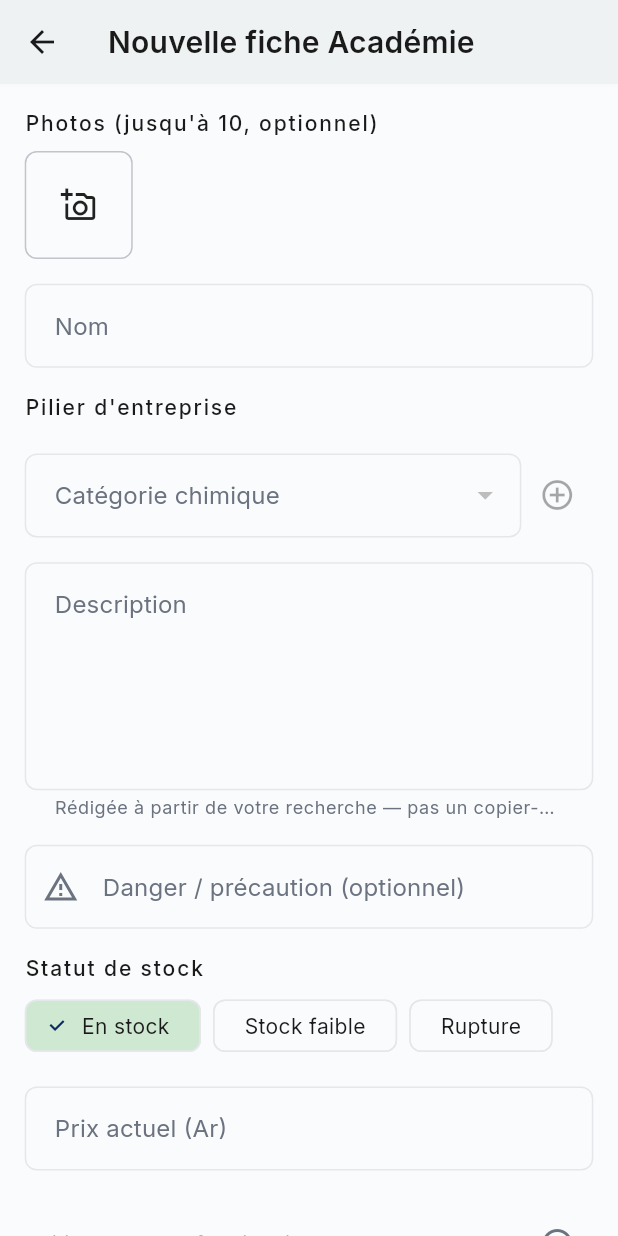
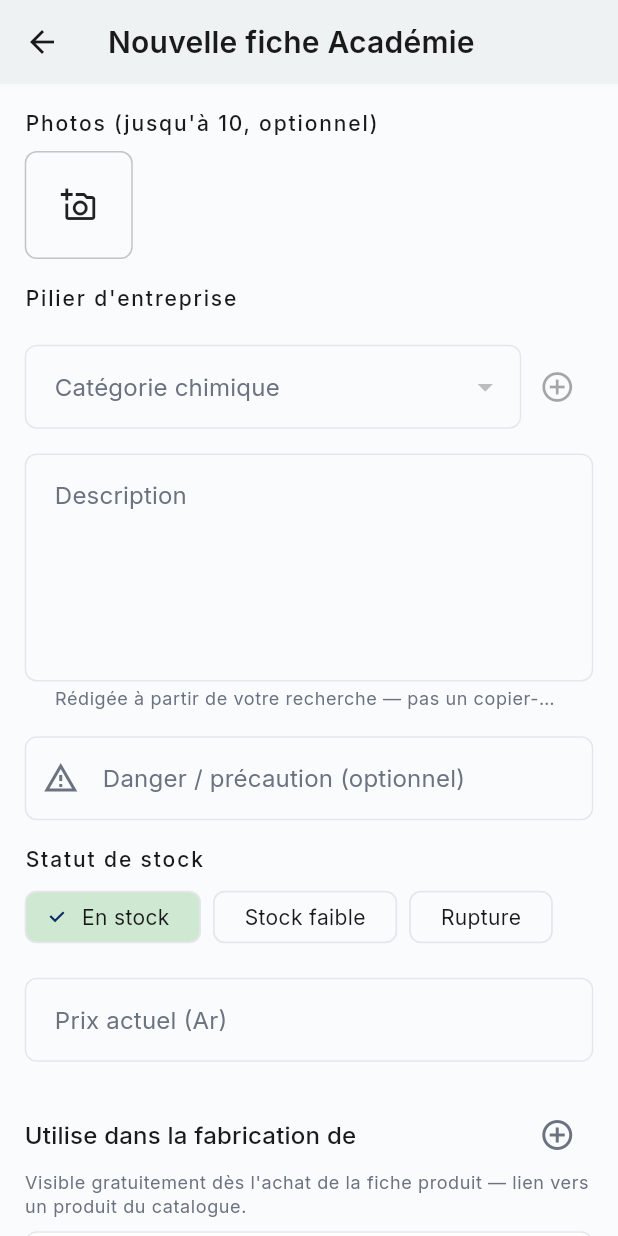
Before and after one commit to Anju-codermad/AkoraHub-app, a Flutter app: the RawMaterialEditorScreen screen opened directly, after a tap on the "add circle outline" icon, on a phone screen of 412 x 824 dp. Run offline on Flutter 3.47's test engine with Material 3 defaults, Android fonts, the phone set to English and light mode, and no system bars; our stand-ins replace audioplayers, cached_network_image, connectivity_plus, file_picker, firebase_core, firebase_messaging and 20 more; missing offline and left inert: agora_rtc_engine, mobile_scanner, record, screen_protector; accounts and stored records are empty.

Commit message:
Fusionne les champs Nom et Nom commun dans la fiche Académie

```diff
--- a/lib/presentation/raw_materials_management/raw_material_editor_screen.dart
+++ b/lib/presentation/raw_materials_management/raw_material_editor_screen.dart
@@ -142,7 +142,6 @@ class _RawMaterialEditorScreenState
   // supabase/phase81_patch_academie_matieres_premieres.sql.
   String? _academieId;
   final _academieNomChimiqueCtrl = TextEditingController();
-  final _academieSynonymesCtrl = TextEditingController();
   String? _academieGrade;
   final _academieAspectCtrl = TextEditingController();
   final _academiePhCtrl = TextEditingController();
@@ -163,21 +162,16 @@ class _RawMaterialEditorScreenState
   // similaires (ex : plusieurs bases fortes). Jamais nom_chimique/
   // aspect/pH/solubilité/usages, toujours propres à chaque substance.
   List<Map<String, dynamic>> _academieSafetyTemplates = [];
-  // "Nom commun" se pré-remplit avec "Nom" à la création (juste un point
-  // de départ modifiable) — s'arrête dès que l'utilisatrice tape
-  // elle-même dans le champ Nom commun.
-  bool _academieSynonymesAutoFill = true;
-  bool _isSyncingAcademieSynonymes = false;
-
-  /// A-t-on commencé à remplir la section Académie ? Si oui, les 5
-  /// champs clés (nom chimique, nom commun, aspect, pH, solubilité)
+
+  /// A-t-on commencé à remplir la section Académie ? Si oui, les champs
+  /// clés (nom chimique, aspect, pH, solubilité — "Nom commun" est
+  /// toujours rempli via le champ "Nom" partagé avec la fiche de base)
   /// deviennent obligatoires (voir `_save`) — si la section est
   /// entièrement vide, on la laisse pour plus tard sans bloquer
   /// l'enregistrement du reste de la fiche.
   bool get _academieHasContent =>
       _academieId != null ||
       _academieNomChimiqueCtrl.text.trim().isNotEmpty ||
-      _academieSynonymesCtrl.text.trim().isNotEmpty ||
       _academieGrade != null ||
       _academieAspectCtrl.text.trim().isNotEmpty ||
       _academiePhCtrl.text.trim().isNotEmpty ||
@@ -212,16 +206,6 @@ class _RawMaterialEditorScreenState
     _selectedCategoryName = m?['category_name'];
     _stockStatus = m?['stock_status'] ?? 'en_stock';
     _originalPrice = m?['current_price'] as num?;
-    _nameCtrl.addListener(() {
-      if (!_isEditing && _academieSynonymesAutoFill) {
-        _isSyncingAcademieSynonymes = true;
-        _academieSynonymesCtrl.text = _nameCtrl.text;
-        _isSyncingAcademieSynonymes = false;
-      }
-    });
-    _academieSynonymesCtrl.addListener(() {
-      if (!_isSyncingAcademieSynonymes) _academieSynonymesAutoFill = false;
-    });
     _loadData();
   }
 
@@ -232,7 +216,6 @@ class _RawMaterialEditorScreenState
     _safetyCtrl.dispose();
     _priceCtrl.dispose();
     _academieNomChimiqueCtrl.dispose();
-    _academieSynonymesCtrl.dispose();
     _academieAspectCtrl.dispose();
     _academiePhCtrl.dispose();
     _academieSolubiliteCtrl.dispose();
@@ -327,7 +310,15 @@ class _RawMaterialEditorScreenState
         if (sheet != null) {
           _academieId = sheet['id'] as String;
           _academieNomChimiqueCtrl.text = sheet['nom_chimique'] as String? ?? '';
-          _academieSynonymesCtrl.text = sheet['synonymes'] as String? ?? '';
+          // "Nom commun" partage désormais le même champ que "Nom" (fiche
+          // de base) — si une valeur plus riche existait déjà côté
+          // Académie (synonymes multiples), on la reprend pour ne rien
+          // perdre plutôt que de la remplacer par le nom de base, plus
+          // court.
+          final existingSynonymes = sheet['synonymes'] as String?;
+          if (existingSynonymes != null && existingSynonymes.isNotEmpty) {
+            _nameCtrl.text = existingSynonymes;
+          }
           _academieGrade = sheet['grade'] as String?;
           _academieAspectCtrl.text = sheet['aspect'] as String? ?? '';
           _academiePhCtrl.text = sheet['ph_solution'] as String? ?? '';
@@ -618,13 +609,12 @@ class _RawMaterialEditorScreenState
     }
     if (_academieHasContent &&
         (_academieNomChimiqueCtrl.text.trim().isEmpty ||
-            _academieSynonymesCtrl.text.trim().isEmpty ||
             _academieAspectCtrl.text.trim().isEmpty ||
             _academiePhCtrl.text.trim().isEmpty ||
             _academieSolubiliteCtrl.text.trim().isEmpty)) {
       ScaffoldMessenger.of(context).showSnackBar(const SnackBar(
           content: Text(
-              'Dans la section Académie : nom chimique, nom commun, aspect, pH en solution et solubilité sont obligatoires dès que cette section est commencée.')));
+              'Dans la section Académie : nom chimique, aspect, pH en solution et solubilité sont obligatoires dès que cette section est commencée.')));
       return;
     }
     if (_isSaving) return;
@@ -788,7 +778,7 @@ class _RawMaterialEditorScreenState
               {
                 'matiere_premiere_id': materialId,
                 'nom_chimique': _academieNomChimiqueCtrl.text.trim(),
-                'synonymes': _academieSynonymesCtrl.text.trim(),
+                'synonymes': _nameCtrl.text.trim(),
                 'grade': _academieGrade,
                 'aspect': _academieAspectCtrl.text.trim(),
                 'ph_solution': _academiePhCtrl.text.trim(),
@@ -1035,51 +1025,6 @@ class _RawMaterialEditorScreenState
             ],
           ),
           SizedBox(height: 2.h),
-          Autocomplete<String>(
-            optionsBuilder: (textEditingValue) {
-              if (textEditingValue.text.trim().isEmpty) {
-                return const Iterable<String>.empty();
-              }
-              final query = textEditingValue.text.toLowerCase();
-              return suggestionsForUnit
-                  .map((s) => s['name'] as String)
-                  .where((n) => n.toLowerCase().contains(query));
-            },
-            onSelected: (selection) {
-              _nameCtrl.text = selection;
-              final match = suggestionsForUnit.firstWhere(
-                (s) => s['name'] == selection,
-                orElse: () => <String, dynamic>{},
-              );
-              setState(() {
-                final matchedCategory = match['category_name'] as String?;
-                if (matchedCategory != null &&
-                    (_selectedCategoryName == null ||
-                        _selectedCategoryName!.isEmpty)) {
-                  _selectedCategoryName = matchedCategory;
-                }
-                _suggestionNote = match['note'] as String?;
-              });
-            },
-            fieldViewBuilder: (context, controller, focusNode, onSubmitted) {
-              controller.text = _nameCtrl.text;
-              controller.selection =
-                  TextSelection.collapsed(offset: controller.text.length);
-              return TextFormField(
-                controller: controller,
-                focusNode: focusNode,
-                decoration: const InputDecoration(labelText: 'Nom'),
-                onChanged: (v) => _nameCtrl.text = v,
-              );
-            },
-          ),
-          if (_suggestionNote != null) ...[
-            SizedBox(height: 0.5.h),
-            Text('Repère (INS) : $_suggestionNote',
-                style: theme.textTheme.bodySmall
-                    ?.copyWith(fontStyle: FontStyle.italic)),
-          ],
-          SizedBox(height: 2.h),
           Text('Pilier d\'entreprise', style: theme.textTheme.labelLarge),
           SizedBox(height: 0.5.h),
           Wrap(
@@ -1256,7 +1201,7 @@ class _RawMaterialEditorScreenState
           if (!_academieHasContent) ...[
             SizedBox(height: 0.5.h),
             Text(
-              'Section encore vide — tu peux enregistrer le reste de la fiche sans la remplir. Dès que tu commences, les 5 champs marqués * deviennent obligatoires.',
+              'Section encore vide — tu peux enregistrer le reste de la fiche sans la remplir. Dès que tu commences, les champs marqués * deviennent obligatoires.',
               style: theme.textTheme.bodySmall
                   ?.copyWith(fontStyle: FontStyle.italic),
             ),
@@ -1266,7 +1211,54 @@ class _RawMaterialEditorScreenState
           SizedBox(height: 1.h),
           _academieField(_academieNomChimiqueCtrl, 'Nom chimique',
               required: true),
-          _academieField(_academieSynonymesCtrl, 'Nom commun', required: true),
+          Autocomplete<String>(
+            optionsBuilder: (textEditingValue) {
+              if (textEditingValue.text.trim().isEmpty) {
+                return const Iterable<String>.empty();
+              }
+              final query = textEditingValue.text.toLowerCase();
+              return suggestionsForUnit
+                  .map((s) => s['name'] as String)
+                  .where((n) => n.toLowerCase().contains(query));
+            },
+            onSelected: (selection) {
+              _nameCtrl.text = selection;
+              final match = suggestionsForUnit.firstWhere(
+                (s) => s['name'] == selection,
+                orElse: () => <String, dynamic>{},
+              );
+              setState(() {
+                final matchedCategory = match['category_name'] as String?;
+                if (matchedCategory != null &&
+                    (_selectedCategoryName == null ||
+                        _selectedCategoryName!.isEmpty)) {
+                  _selectedCategoryName = matchedCategory;
+                }
+                _suggestionNote = match['note'] as String?;
+              });
+            },
+            fieldViewBuilder: (context, controller, focusNode, onSubmitted) {
+              controller.text = _nameCtrl.text;
+              controller.selection =
+                  TextSelection.collapsed(offset: controller.text.length);
+              return TextFormField(
+                controller: controller,
+                focusNode: focusNode,
+                decoration: const InputDecoration(
+                    labelText: 'Nom commun *',
+                    helperText: 'Sert aussi de titre à la fiche produit.',
+                    border: OutlineInputBorder()),
+                onChanged: (v) => _nameCtrl.text = v,
+              );
+            },
+          ),
+          if (_suggestionNote != null) ...[
+            SizedBox(height: 0.5.h),
+            Text('Repère (INS) : $_suggestionNote',
+                style: theme.textTheme.bodySmall
+                    ?.copyWith(fontStyle: FontStyle.italic)),
+          ],
+          SizedBox(height: 1.5.h),
           DropdownButtonFormField<String>(
             initialValue: _academieGrade,
             decoration: const InputDecoration(
```
Also changed, not shown: 1 other file.
